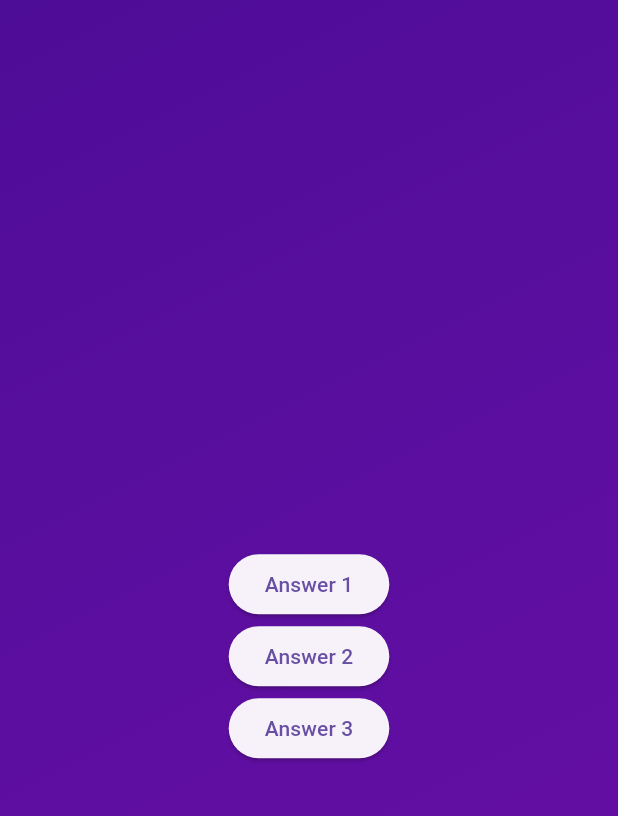
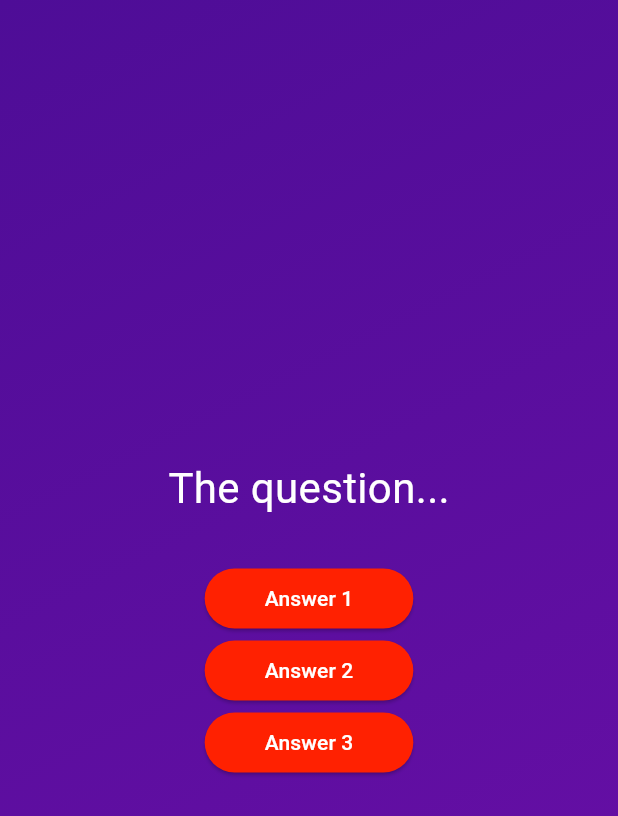
Before and after one commit to CodeLaboratory-Patrick/Flutter_AdvBasicsDemo, a Flutter app: the screen it shows after launch, after a tap on "Start Quiz", on a phone screen of 412 x 824 dp. Shown: the top 816 px of the screen. Run offline on Flutter 3.47's test engine with Material 3 defaults, Android fonts, the phone set to English and light mode, and no system bars; statements that could not run were skipped.

Commit message:
Creating a Reusable, Custom Styled button.

```diff
--- /dev/null
+++ b/lib/answer_button.dart
@@ -0,0 +1,28 @@
+import 'package:flutter/material.dart';
+
+class AnswerButton extends StatelessWidget {
+  //option 1
+  //const AnswerButton(this.answerText, this.onTap, {super.key});
+
+  //option 2
+  const AnswerButton({super.key, required this.answerText, required this.onTap});
+
+  final String answerText;
+  final void Function() onTap;
+
+  @override
+  Widget build(context) {
+    return ElevatedButton(
+      onPressed: onTap,
+      style: ElevatedButton.styleFrom(
+        padding: const EdgeInsets.symmetric(vertical: 10, horizontal: 40),
+        backgroundColor: const Color.fromRGBO(255, 33, 1, 95),
+        foregroundColor: Colors.white,
+        shape: RoundedRectangleBorder(
+          borderRadius: BorderRadius.circular(40),
+        )
+      ),
+      child: Text(answerText),
+    );
+  }
+}
--- a/lib/questions_screen.dart
+++ b/lib/questions_screen.dart
@@ -1,4 +1,5 @@
 import 'package:flutter/material.dart';
+import 'package:adv_basics/answer_button.dart';
 
 class QuestionsScreen extends StatefulWidget {
   const QuestionsScreen({super.key});
@@ -12,24 +13,30 @@ class QuestionsScreen extends StatefulWidget {
 class _QuestionsScreenState extends State<QuestionsScreen> {
   @override
   Widget build(context) {
-    return SizedBox(
+    return const SizedBox(
       width: double.infinity,
       child: Column(
         mainAxisAlignment: MainAxisAlignment.center,
         children: [
-          const Text(''),
-          const SizedBox(height: 30),
-          ElevatedButton(
-            onPressed: () {},
-            child: const Text('Answer 1'),
+          Text(
+            'The question...',
+            style: TextStyle(
+              fontSize: 28,
+              color: Colors.white,
+            ),
           ),
-          ElevatedButton(
-            onPressed: () {},
-            child: const Text('Answer 2'),
+          SizedBox(height: 30),
+          AnswerButton(
+            answerText: 'Answer 1',
+            onTap: () {},
           ),
-          ElevatedButton(
-            onPressed: () {},
-            child: const Text('Answer 3'),
+          AnswerButton(
+            answerText: 'Answer 2',
+            onTap: () {},
+          ),
+          AnswerButton(
+            answerText: 'Answer 3',
+            onTap: () {}
           ),
         ],
       ),
```
